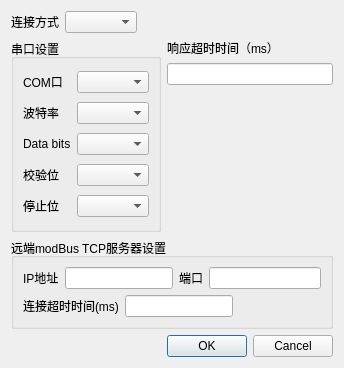
First picture: the form in hv_connsettings.ui, repository curious-heart/X-exposer-tool, before the edit.
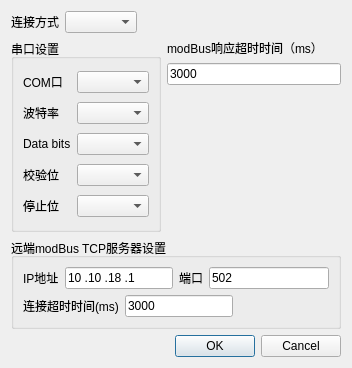
Second picture: the form after the edit.

Commit message: Finish hv connection parameters setting dialog. rough test...

Diff of the .ui file:
```diff
--- a/hv_connsettings.ui
+++ b/hv_connsettings.ui
@@ -6,7 +6,7 @@
    <rect>
     <x>0</x>
     <y>0</y>
-    <width>344</width>
+    <width>352</width>
     <height>368</height>
    </rect>
   </property>
@@ -14,21 +14,126 @@
    <string>Dialog</string>
   </property>
   <layout class="QGridLayout" name="gridLayout_3">
-   <item row="0" column="0">
-    <widget class="QLabel" name="modBusConnTypeLbl">
-     <property name="text">
-      <string>连接方式</string>
+   <item row="2" column="0" colspan="4">
+    <widget class="QGroupBox" name="tcpipGroupBox">
+     <property name="title">
+      <string>远端modBus TCP服务器设置</string>
      </property>
+     <layout class="QGridLayout" name="gridLayout_2">
+      <item row="0" column="1">
+       <layout class="QHBoxLayout" name="horizontalLayout_2">
+        <item>
+         <widget class="QLabel" name="srvrPortLbl">
+          <property name="text">
+           <string>端口</string>
+          </property>
+         </widget>
+        </item>
+        <item>
+         <widget class="QLineEdit" name="srvrPortEdit">
+          <property name="sizePolicy">
+           <sizepolicy hsizetype="MinimumExpanding" vsizetype="Fixed">
+            <horstretch>0</horstretch>
+            <verstretch>0</verstretch>
+           </sizepolicy>
+          </property>
+          <property name="minimumSize">
+           <size>
+            <width>64</width>
+            <height>0</height>
+           </size>
+          </property>
+          <property name="text">
+           <string>502</string>
+          </property>
+         </widget>
+        </item>
+        <item>
+         <layout class="QHBoxLayout" name="horizontalLayout_4"/>
+        </item>
+       </layout>
+      </item>
+      <item row="0" column="0">
+       <layout class="QHBoxLayout" name="horizontalLayout">
+        <item>
+         <widget class="QLabel" name="srvrIPLbl">
+          <property name="text">
+           <string>IP地址</string>
+          </property>
+         </widget>
+        </item>
+        <item>
+         <widget class="QLineEdit" name="srvrIPEdit">
+          <property name="sizePolicy">
+           <sizepolicy hsizetype="MinimumExpanding" vsizetype="Fixed">
+            <horstretch>0</horstretch>
+            <verstretch>0</verstretch>
+           </sizepolicy>
+          </property>
+          <property name="minimumSize">
+           <size>
+            <width>106</width>
+            <height>0</height>
+           </size>
+          </property>
+          <property name="inputMask">
+           <string>000.000.000.000</string>
+          </property>
+          <property name="text">
+           <string>10.10.18.1</string>
+          </property>
+         </widget>
+        </item>
+       </layout>
+      </item>
+      <item row="1" column="0" colspan="2">
+       <layout class="QHBoxLayout" name="horizontalLayout_3">
+        <item>
+         <widget class="QLabel" name="connSrvrTimeoutLbl">
+          <property name="text">
+           <string>连接超时时间(ms)</string>
+          </property>
+         </widget>
+        </item>
+        <item>
+         <widget class="QLineEdit" name="connSrvrTimeoutEdit">
+          <property name="text">
+           <string>3000</string>
+          </property>
+         </widget>
+        </item>
+        <item>
+         <spacer name="horizontalSpacer">
+          <property name="orientation">
+           <enum>Qt::Horizontal</enum>
+          </property>
+          <property name="sizeHint" stdset="0">
+           <size>
+            <width>40</width>
+            <height>20</height>
+           </size>
+          </property>
+         </spacer>
+        </item>
+       </layout>
+      </item>
+     </layout>
     </widget>
    </item>
-   <item row="0" column="1">
-    <widget class="QComboBox" name="modBusConnTypeComboBox"/>
-   </item>
    <item row="1" column="0" colspan="3">
-    <widget class="QGroupBox" name="groupBox">
+    <widget class="QGroupBox" name="serialGroupBox">
+     <property name="enabled">
+      <bool>true</bool>
+     </property>
      <property name="title">
       <string>串口设置</string>
      </property>
+     <property name="checkable">
+      <bool>false</bool>
+     </property>
+     <property name="checked">
+      <bool>false</bool>
+     </property>
      <layout class="QGridLayout" name="gridLayout">
       <item row="0" column="0">
        <widget class="QLabel" name="COMNumLbl">
@@ -38,7 +143,11 @@
        </widget>
       </item>
       <item row="0" column="1">
-       <widget class="QComboBox" name="COMNumComBox"/>
+       <widget class="QComboBox" name="COMNumComBox">
+        <property name="enabled">
+         <bool>true</bool>
+        </property>
+       </widget>
       </item>
       <item row="1" column="0">
        <widget class="QLabel" name="COMBaudrateLbl">
@@ -83,17 +192,31 @@
      </layout>
     </widget>
    </item>
+   <item row="0" column="0">
+    <widget class="QLabel" name="modBusConnTypeLbl">
+     <property name="text">
+      <string>连接方式</string>
+     </property>
+    </widget>
+   </item>
+   <item row="0" column="1">
+    <widget class="QComboBox" name="modBusConnTypeComboBox"/>
+   </item>
    <item row="1" column="3">
     <layout class="QVBoxLayout" name="verticalLayout">
      <item>
       <widget class="QLabel" name="modBusRespTimeoutLbl">
        <property name="text">
-        <string>响应超时时间（ms）</string>
+        <string>modBus响应超时时间（ms）</string>
        </property>
       </widget>
      </item>
      <item>
-      <widget class="QLineEdit" name="modBusRespTimeoutEdit"/>
+      <widget class="QLineEdit" name="modBusRespTimeoutEdit">
+       <property name="text">
+        <string>3000</string>
+       </property>
+      </widget>
      </item>
      <item>
       <spacer name="verticalSpacer">
@@ -110,70 +233,6 @@
      </item>
     </layout>
    </item>
-   <item row="2" column="0" colspan="4">
-    <widget class="QGroupBox" name="groupBox_2">
-     <property name="title">
-      <string>远端modBus TCP服务器设置</string>
-     </property>
-     <layout class="QGridLayout" name="gridLayout_2">
-      <item row="0" column="1">
-       <layout class="QHBoxLayout" name="horizontalLayout_2">
-        <item>
-         <widget class="QLabel" name="srvrPortLbl">
-          <property name="text">
-           <string>端口</string>
-          </property>
-         </widget>
-        </item>
-        <item>
-         <widget class="QLineEdit" name="srvrPortEdit"/>
-        </item>
-       </layout>
-      </item>
-      <item row="1" column="0" colspan="2">
-       <layout class="QHBoxLayout" name="horizontalLayout_3">
-        <item>
-         <widget class="QLabel" name="connSrvrTimeoutLbl">
-          <property name="text">
-           <string>连接超时时间(ms)</string>
-          </property>
-         </widget>
-        </item>
-        <item>
-         <widget class="QLineEdit" name="connSrvrTimeoutEdit"/>
-        </item>
-        <item>
-         <spacer name="horizontalSpacer">
-          <property name="orientation">
-           <enum>Qt::Horizontal</enum>
-          </property>
-          <property name="sizeHint" stdset="0">
-           <size>
-            <width>40</width>
-            <height>20</height>
-           </size>
-          </property>
-         </spacer>
-        </item>
-       </layout>
-      </item>
-      <item row="0" column="0">
-       <layout class="QHBoxLayout" name="horizontalLayout">
-        <item>
-         <widget class="QLabel" name="srvrIPLbl">
-          <property name="text">
-           <string>IP地址</string>
-          </property>
-         </widget>
-        </item>
-        <item>
-         <widget class="QLineEdit" name="srvrIPEdit"/>
-        </item>
-       </layout>
-      </item>
-     </layout>
-    </widget>
-   </item>
    <item row="3" column="3">
     <widget class="QDialogButtonBox" name="buttonBox">
      <property name="orientation">
```
The commit also changes 5 other files.
